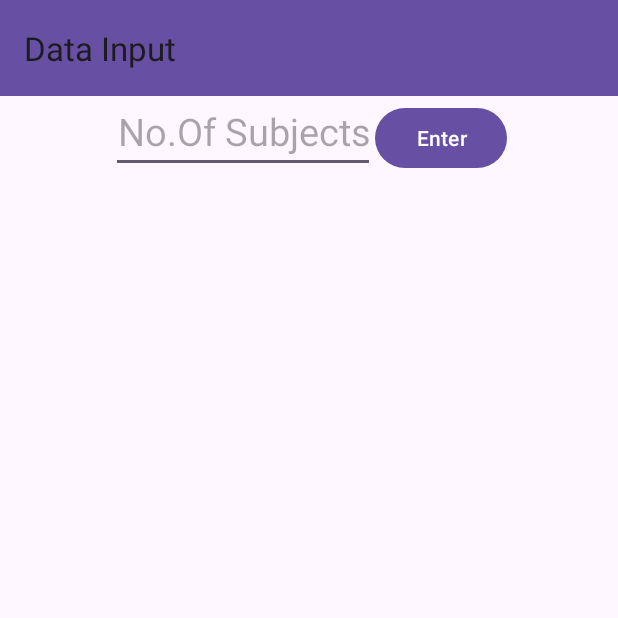
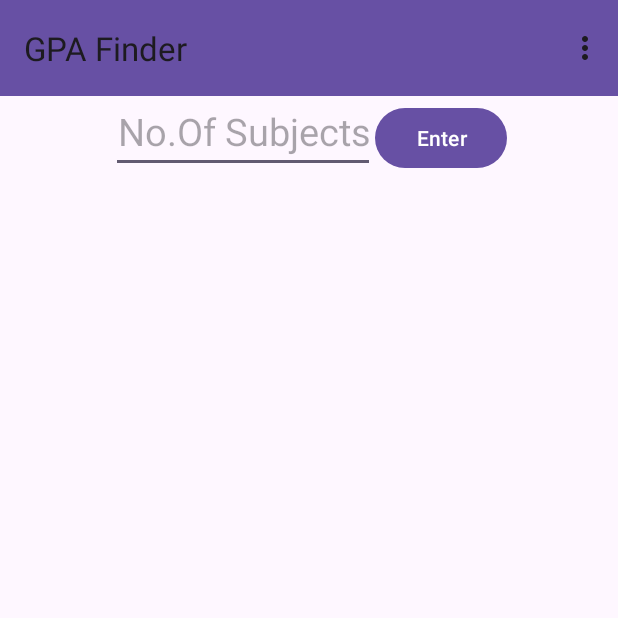
Before and after one commit to wahaj35/GPA-Finder, an Android app: the screen it shows after launch (MainActivity), on a phone screen of 412 x 824 dp, the top half of it. Run offline under Robolectric (Android 15) with nearby library versions, the phone set to English and light mode, and no system bars; our stand-ins replace data binding, navigation-ui; 1 statement that could not run was skipped.

Commit message:
About Fragment and Menu added in action bar

```diff
--- a/app/src/main/java/com/example/about/MainActivity.kt
+++ b/app/src/main/java/com/example/about/MainActivity.kt
@@ -3,6 +3,9 @@ package com.example.about
 import android.annotation.SuppressLint
 import androidx.appcompat.app.AppCompatActivity
 import android.os.Bundle
+import android.view.Menu
+import android.view.MenuInflater
+import android.view.MenuItem
 import android.view.View
 import android.widget.Toast
 import androidx.databinding.DataBindingUtil
@@ -21,10 +24,22 @@ open class MainActivity : AppCompatActivity() {
     override fun onCreate(savedInstanceState: Bundle?) {
         super.onCreate(savedInstanceState)
         bindActivity = setContentView(this, R.layout.activity_main)
+        setSupportActionBar(bindActivity.myToolbar)
         val navHostFragment = supportFragmentManager.findFragmentById(R.id.NavigationHost) as NavHostFragment
         val navController = navHostFragment.navController
         val appBarConfiguration = AppBarConfiguration(fallbackOnNavigateUpListener = ::onSupportNavigateUp, topLevelDestinationIds = (setOf(R.id.DataInput)))
         bindActivity.myToolbar.setupWithNavController(navController, appBarConfiguration)
+
     }
 
+    override fun onCreateOptionsMenu(menu: Menu?): Boolean {
+        val inflater: MenuInflater = menuInflater
+       inflater.inflate(R.menu.menu,menu)
+        return true
+    }
+
+    override fun onOptionsItemSelected(item: MenuItem): Boolean {
+        return NavigationUI.onNavDestinationSelected(item!!,findNavController(R.id.NavigationHost))||
+        super.onOptionsItemSelected(item)
+    }
 }
--- a/app/src/main/res/layout/activity_main.xml
+++ b/app/src/main/res/layout/activity_main.xml
@@ -9,7 +9,6 @@
         android:id="@+id/topLayout"
         android:layout_width="match_parent"
         android:layout_height="match_parent">
-
 
         <fragment
             android:id="@+id/NavigationHost"
@@ -23,11 +22,11 @@
         <androidx.appcompat.widget.Toolbar
             android:id="@+id/my_toolbar"
             android:layout_width="match_parent"
-            android:layout_height="?attr/actionBarSize"
+            android:layout_height="wrap_content"
             android:background="?attr/colorPrimary"
             app:layout_constraintTop_toTopOf="parent"
             app:layout_constraintStart_toStartOf="parent"
-            android:elevation="4dp"
+            android:elevation="2dp"
             android:theme="@style/ThemeOverlay.AppCompat.ActionBar"
             app:popupTheme="@style/ThemeOverlay.AppCompat.Light"
             />
--- /dev/null
+++ b/app/src/main/res/menu/menu.xml
@@ -0,0 +1,10 @@
+<?xml version="1.0" encoding="utf-8"?>
+<menu xmlns:android="http://schemas.android.com/apk/res/android">
+
+    <item
+        android:id="@+id/aboutFragment"
+        android:layout_width="wrap_content"
+        android:layout_height="wrap_content"
+        android:icon="@drawable/about_removebg_preview"
+        android:title="@string/AboutHeading" />
+</menu>
--- a/app/src/main/res/navigation/navigation.xml
+++ b/app/src/main/res/navigation/navigation.xml
@@ -26,4 +26,9 @@
             app:destination="@id/DataInput"
             app:popUpTo="@id/DataInput" />
     </fragment>
+    <fragment
+        android:id="@+id/aboutFragment"
+        android:name="com.example.about.AboutFragment"
+        android:label="About"
+        tools:layout="@layout/fragment_about" />
 </navigation>
--- a/app/src/main/res/values/strings.xml
+++ b/app/src/main/res/values/strings.xml
@@ -39,4 +39,6 @@
     <string name="percentageText">Percentage:</string>
     <string name="courseTitleText" />
     <string name="subject7Text">Subject 7</string>
+    <string name="AboutText">\"Introducing our GPA Calculator app - your ultimate tool for effortless GPA computation. Designed to streamline academic assessment, our app takes the stress out of calculating grades by allowing students to input their marks and credit hours, generating accurate GPAs instantly. Regardless of your Department, our user-friendly interface ensures a smooth experience, empowering you to stay on top of your academic performance with ease.\"</string>
+    <string name="AboutHeading">About</string>
 </resources>
```
Also changed, not shown: app/src/main/java/com/example/about/AboutFragment.kt (added, +20 -0 lines), app/src/main/java/com/example/about/DataInput.kt (+5 -5 lines), app/src/main/res/layout/fragment_about.xml (added, +36 -0 lines), app/src/main/res/drawable/about_removebg_preview.png (added), app/src/main/res/drawable/gpa_removebg_preview.png (added).
